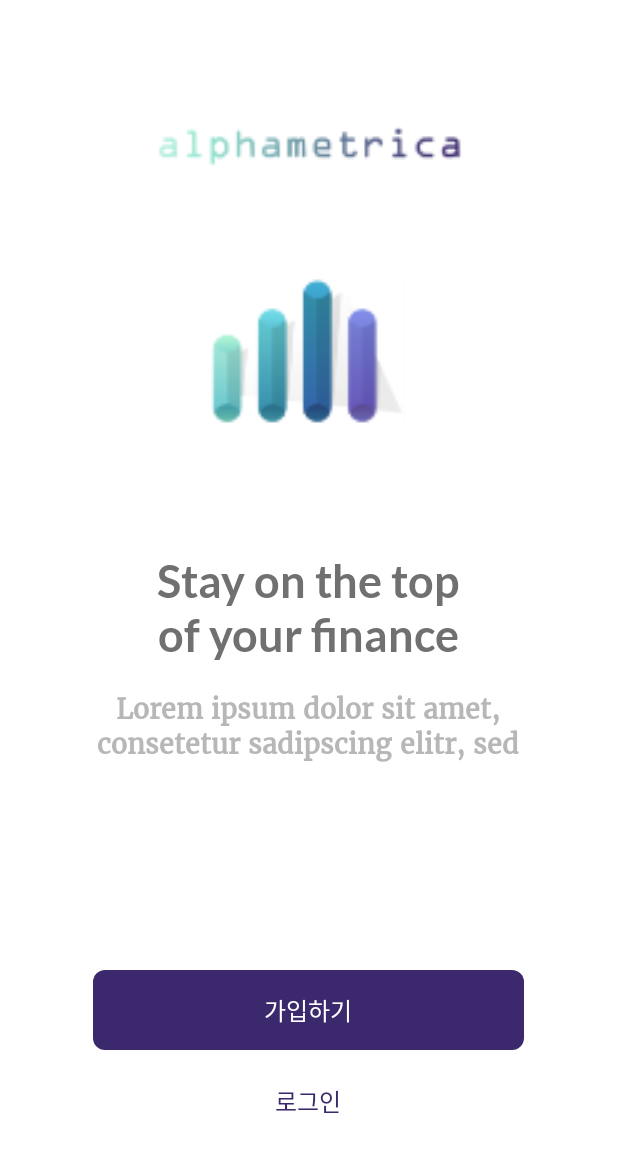
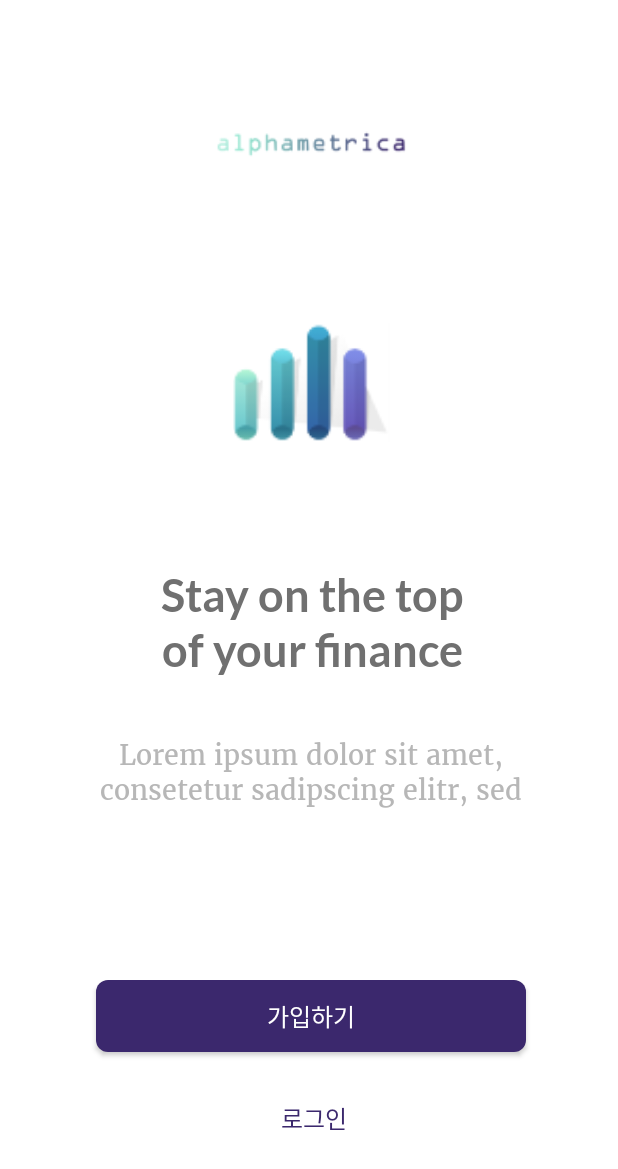
Before and after one commit to hassammughal/luxpmzeplin, an Android app: the layout activity_main.xml on its own in the app's theme, with its tools: preview values and no code run, on a phone screen of 412 x 824 dp. Shown: the top 1169 px of the screen. Run offline under Robolectric (Android 15) with nearby library versions, the phone set to English and light mode, and no system bars.

Commit message:
Completed the layouts. Added navigation among the screens.

```diff
--- a/app/src/main/res/layout/activity_main.xml
+++ b/app/src/main/res/layout/activity_main.xml
@@ -1,89 +1,118 @@
 <?xml version="1.0" encoding="utf-8"?>
-<RelativeLayout xmlns:android="http://schemas.android.com/apk/res/android"
+<androidx.constraintlayout.widget.ConstraintLayout xmlns:android="http://schemas.android.com/apk/res/android"
     xmlns:app="http://schemas.android.com/apk/res-auto"
     xmlns:tools="http://schemas.android.com/tools"
-    android:layout_width="match_parent"
-    android:layout_height="match_parent"
-    android:padding="@dimen/_36ssp"
-    tools:context=".MainActivity"
     android:background="@color/white"
-    android:gravity="center">
+    android:layout_width="414dp"
+    android:layout_height="match_parent">
 
-    <LinearLayout
+    <ImageView
+        android:id="@+id/imageView3"
+        android:layout_width="@dimen/_100ssp"
+        android:layout_height="@dimen/_30ssp"
+        android:layout_marginStart="155dp"
+        android:layout_marginTop="99dp"
+        android:layout_marginEnd="155dp"
+        android:layout_marginBottom="50dp"
+        app:layout_constraintBottom_toTopOf="@+id/imageView4"
+        app:layout_constraintEnd_toEndOf="parent"
+        app:layout_constraintStart_toStartOf="parent"
+        app:layout_constraintTop_toTopOf="parent"
+        app:srcCompat="@drawable/alpha" />
+
+    <ImageView
+        android:id="@+id/imageView4"
+        android:layout_width="@dimen/_100ssp"
+        android:layout_height="@dimen/_61ssp"
+
+        android:layout_marginStart="183dp"
+        android:layout_marginTop="50dp"
+        android:layout_marginEnd="182dp"
+        android:layout_marginBottom="42dp"
+        app:layout_constraintBottom_toTopOf="@+id/textView2"
+        app:layout_constraintEnd_toEndOf="parent"
+        app:layout_constraintStart_toStartOf="parent"
+        app:layout_constraintTop_toBottomOf="@+id/imageView3"
+        app:srcCompat="@drawable/alpha2" />
+
+    <TextView
+        android:id="@+id/textView2"
         android:layout_width="wrap_content"
         android:layout_height="wrap_content"
-        android:gravity="center"
-        android:orientation="vertical" >
-
-        <ImageView
-            android:layout_width="match_parent"
-            android:layout_marginHorizontal="@dimen/_30ssp"
-            android:layout_height="@dimen/_30ssp"
-            android:layout_gravity="center_horizontal"
-            android:src="@drawable/alpha" />
-
-        <ImageView
-            android:layout_marginTop="@dimen/_50ssp"
-            android:layout_width="@dimen/_100ssp"
-            android:layout_height="@dimen/_80ssp"
-            android:layout_gravity="center_horizontal"
-            android:src="@drawable/alpha2"/>
+        android:layout_marginStart="180dp"
+        android:layout_marginTop="42dp"
+        android:layout_marginEnd="177dp"
+        android:layout_marginBottom="20dp"
+        android:fontFamily="@font/lato_bold"
+        android:lineHeight="@dimen/_28ssp"
+        android:text="Stay on the top\nof your finance"
+        android:textAlignment="center"
+        android:textColor="#707070"
+        android:textSize="@dimen/_23ssp"
+        app:layout_constraintBottom_toTopOf="@+id/textView3"
+        app:layout_constraintEnd_toEndOf="parent"
+        app:layout_constraintStart_toStartOf="parent"
+        app:layout_constraintTop_toBottomOf="@+id/imageView4" />
 
     <TextView
+        android:id="@+id/textView3"
         android:layout_width="match_parent"
-            android:padding="@dimen/_15ssp"
         android:layout_height="wrap_content"
-            android:layout_marginTop="@dimen/_49ssp"
-            android:fontFamily="@font/lato_bold"
-            android:textColor="#707070"
-            android:textAlignment="center"
-            android:textSize="@dimen/_23ssp"
-            android:text="Stay on the top\nof your finance" />
-
-        <TextView
-            android:layout_width="match_parent"
-            android:layout_height="@dimen/_43ssp"
+        android:layout_marginStart="65dp"
+        android:layout_marginTop="20dp"
+        android:layout_marginEnd="64dp"
+        android:layout_marginBottom="57dp"
         android:fontFamily="@font/merriweather"
-            android:gravity="center_horizontal"
         android:lineHeight="@dimen/_18ssp"
-            android:lineSpacingExtra="4sp"
         android:lines="2"
         android:maxLines="2"
-            android:text="Lorem ipsum dolor sit amet, consetetur sadipscing elitr, sed diam\n nonumy eirmod"
+        android:text="Lorem ipsum dolor sit amet, consetetur sadipscing elitr, sed diam nonumy eirmod"
         android:textAlignment="center"
         android:textColor="#b7b7b7"
         android:textSize="@dimen/_14ssp"
-            android:textStyle="bold" />
+        app:layout_constraintBottom_toTopOf="@+id/button"
+        app:layout_constraintEnd_toEndOf="parent"
+        app:layout_constraintStart_toStartOf="parent"
+        app:layout_constraintTop_toBottomOf="@+id/textView2" />
 
-        <TextView
-            android:layout_width="287dp"
-            android:layout_height="53dp"
-            android:id="@+id/signup"
-            android:layout_marginTop="@dimen/_100ssp"
+    <Button
+        android:id="@+id/button"
+        android:layout_width="match_parent"
+        android:layout_height="wrap_content"
+        android:layout_marginStart="64dp"
+        android:layout_marginTop="57dp"
+        android:layout_marginEnd="63dp"
+        android:layout_marginBottom="10dp"
         android:background="@drawable/round_rect_shape"
-            android:fontFamily="@font/lato"
         android:gravity="center_vertical|center_horizontal"
         android:lineSpacingExtra="3sp"
         android:text="가입하기"
-            android:textAlignment="center"
         android:textColor="@color/white"
         android:textSize="16sp"
-            android:textStyle="normal" />
+        android:textStyle="normal"
+        app:layout_constraintBottom_toTopOf="@+id/button2"
+        app:layout_constraintEnd_toEndOf="parent"
+        app:layout_constraintStart_toStartOf="parent"
+        app:layout_constraintTop_toBottomOf="@+id/textView3" />
 
-        <TextView
+    <Button
+        android:id="@+id/button2"
         android:layout_width="wrap_content"
         android:layout_height="wrap_content"
-            android:layout_marginTop="@dimen/_17ssp"
+        android:layout_marginStart="185dp"
+        android:layout_marginTop="10dp"
+        android:layout_marginEnd="181dp"
+        android:layout_marginBottom="78dp"
+        android:background="#00FFFFFF"
+        android:backgroundTint="@color/white"
         android:fontFamily="@font/lato"
-            android:lineHeight="@dimen/_19ssp"
         android:lineSpacingExtra="3sp"
         android:text="로그인"
-            android:id="@+id/login"
         android:textColor="#3b286d"
         android:textSize="16sp"
-            android:textStyle="normal" />
-
-    </LinearLayout>
-
-
-</RelativeLayout>
+        android:textStyle="normal"
+        app:layout_constraintBottom_toBottomOf="parent"
+        app:layout_constraintEnd_toEndOf="parent"
+        app:layout_constraintStart_toStartOf="parent"
+        app:layout_constraintTop_toBottomOf="@+id/button" />
+</androidx.constraintlayout.widget.ConstraintLayout>
```
Lines whose indentation alone changed are shown as unchanged.
